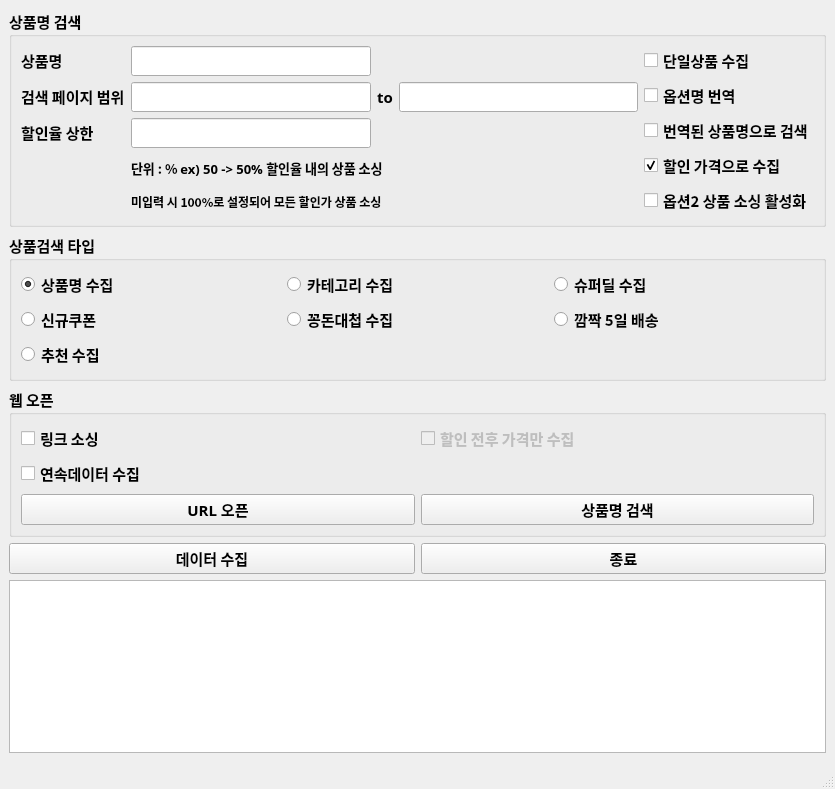
The window that AliExpressShoppingCrawller/driver/main_ui.ui (TomLee9903/TomLee9903) describes before a commit, drawn with Qt 5.
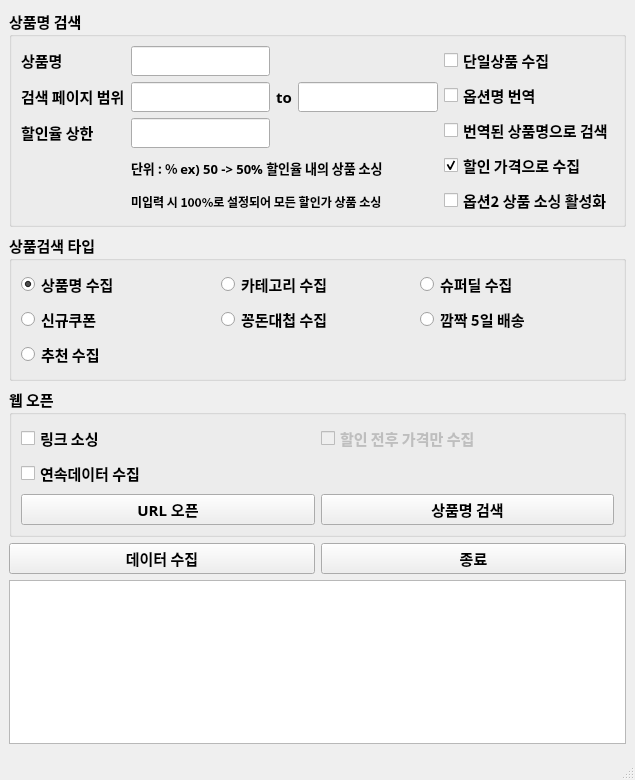
The same window after the commit.

Commit message: [AliExpress] 예상 배송일 데이터 추가 & 국내 배송 불가 상품 크롤링 x & Slide bar 체크 성능 개선

Diff of the .ui file:
```diff
--- a/AliExpressShoppingCrawller/driver/main_ui.ui
+++ b/AliExpressShoppingCrawller/driver/main_ui.ui
@@ -6,8 +6,8 @@
    <rect>
     <x>0</x>
     <y>0</y>
-    <width>835</width>
-    <height>789</height>
+    <width>635</width>
+    <height>780</height>
    </rect>
   </property>
   <property name="font">
```
Left out of the diff: 4 changed lines with no effect on the pictures. The commit also changes 2 other files.
